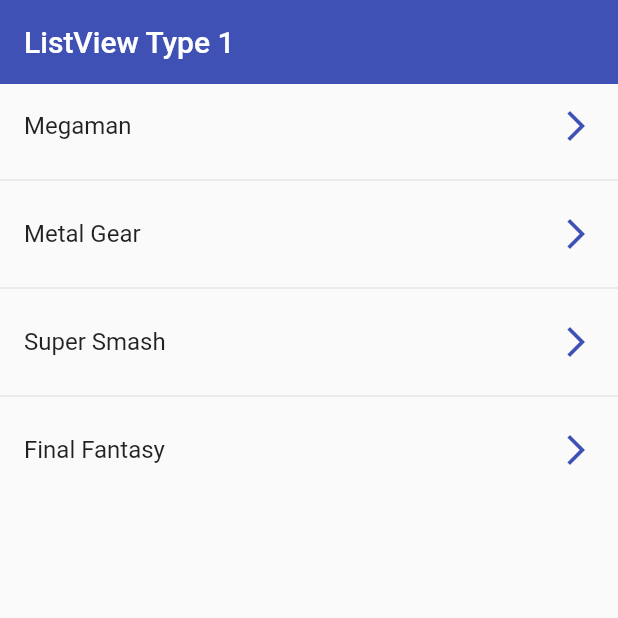
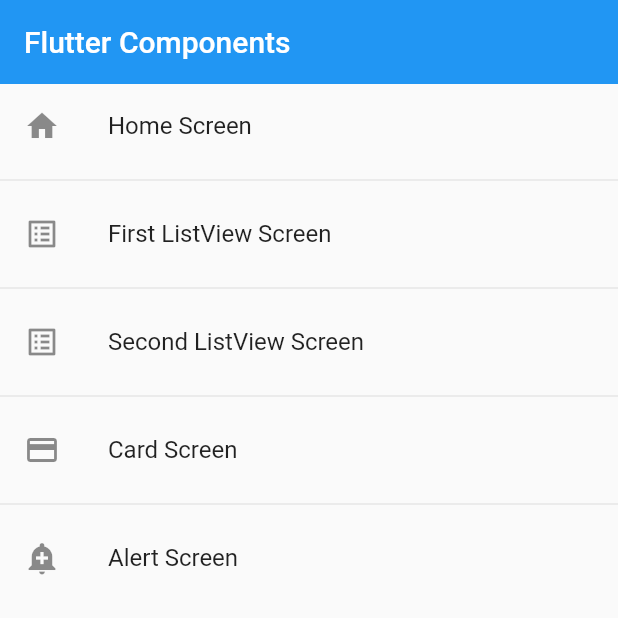
Before and after one commit to JosueMoreno/flutter_components, a Flutter app: the screen it shows after launch, on a phone screen of 412 x 824 dp, the top half of it. Run offline on Flutter 3.47's test engine with Material 2 defaults, Android fonts, the phone set to English and light mode, and no system bars.

Commit message:
Design and implementation of AppRoutes

```diff
--- a/lib/main.dart
+++ b/lib/main.dart
@@ -1,5 +1,5 @@
 import 'package:flutter/material.dart';
-import 'package:flutter_components/screens/first_listview_screen.dart';
+import 'package:flutter_components/router/app_routes.dart';
 
 void main() => runApp(const MyApp());
 
@@ -8,10 +8,12 @@ class MyApp extends StatelessWidget {
 
   @override
   Widget build(BuildContext context) {
-    return const MaterialApp(
+    return MaterialApp(
       debugShowCheckedModeBanner: false,
       title: 'Material App',
-      home: FirstListViewScreen(),
+      initialRoute: AppRoutes.initialRoute,
+      routes: AppRoutes.getAppRoutes(),
+      onGenerateRoute: (settings) => AppRoutes.onGenerateRoute(settings),
     );
   }
 }
--- /dev/null
+++ b/lib/models/menu_option.dart
@@ -0,0 +1,15 @@
+import 'package:flutter/material.dart';
+
+class MenuOption {
+  final String route;
+  final String name;
+  final Widget screen;
+  final IconData icon;
+
+  MenuOption({
+    required this.route,
+    required this.name,
+    required this.screen,
+    required this.icon,
+  });
+}
--- /dev/null
+++ b/lib/models/models.dart
@@ -0,0 +1 @@
+export 'package:flutter_components/models/menu_option.dart';
--- /dev/null
+++ b/lib/router/app_routes.dart
@@ -0,0 +1,57 @@
+import 'package:flutter/material.dart';
+import 'package:flutter_components/models/models.dart';
+import 'package:flutter_components/screens/screens.dart';
+
+class AppRoutes {
+  static const String initialRoute = 'home';
+
+  static final List<MenuOption> menuOptions = [
+    MenuOption(
+        route: 'home',
+        name: 'Home Screen',
+        screen: const HomeScreen(),
+        icon: Icons.home),
+    MenuOption(
+        route: 'firstlistview',
+        name: 'First ListView Screen',
+        screen: const FirstListViewScreen(),
+        icon: Icons.list_alt),
+    MenuOption(
+        route: 'secondlistview',
+        name: 'Second ListView Screen',
+        screen: const SecondListViewScreen(),
+        icon: Icons.list_alt_outlined),
+    MenuOption(
+        route: 'card',
+        name: 'Card Screen',
+        screen: const CardScreen(),
+        icon: Icons.credit_card),
+    MenuOption(
+        route: 'alert',
+        name: 'Alert Screen',
+        screen: const AlertScreen(),
+        icon: Icons.add_alert),
+  ];
+
+  static Map<String, Widget Function(BuildContext)> getAppRoutes() {
+    Map<String, Widget Function(BuildContext)> appRoutes = {
+      for (MenuOption menuOption in menuOptions)
+        menuOption.route: (context) => menuOption.screen
+    };
+    return appRoutes;
+  }
+
+  /* static Map<String, Widget Function(BuildContext)> routes = {
+    'home': (context) => const HomeScreen(),
+    'firstlistview': (context) => const FirstListViewScreen(),
+    'secondlistview': (context) => const SecondListViewScreen(),
+    'card': (context) => const CardScreen(),
+    'alert': (context) => const AlertScreen()
+  }; */
+
+  static Route<dynamic> onGenerateRoute(RouteSettings settings) {
+    return MaterialPageRoute(
+      builder: (context) => const AlertScreen(),
+    );
+  }
+}
--- /dev/null
+++ b/lib/screens/home_screen.dart
@@ -0,0 +1,27 @@
+import 'package:flutter/material.dart';
+import 'package:flutter_components/router/app_routes.dart';
+
+class HomeScreen extends StatelessWidget {
+  const HomeScreen({Key? key}) : super(key: key);
+
+  @override
+  Widget build(BuildContext context) {
+    return Scaffold(
+      appBar: AppBar(
+        title: const Text('Flutter Components'),
+        elevation: 0,
+      ),
+      body: ListView.separated(
+        itemBuilder: (context, index) => ListTile(
+          leading: Icon(AppRoutes.menuOptions[index].icon),
+          title: Text(AppRoutes.menuOptions[index].name),
+          onTap: () {
+            Navigator.pushNamed(context, AppRoutes.menuOptions[index].route);
+          },
+        ),
+        separatorBuilder: (context, index) => const Divider(),
+        itemCount: AppRoutes.menuOptions.length,
+      ),
+    );
+  }
+}
--- /dev/null
+++ b/lib/screens/screens.dart
@@ -0,0 +1,5 @@
+export 'package:flutter_components/screens/first_listview_screen.dart';
+export 'package:flutter_components/screens/second_listview_screen.dart';
+export 'package:flutter_components/screens/alert_screen.dart';
+export 'package:flutter_components/screens/card_screen.dart';
+export 'package:flutter_components/screens/home_screen.dart';
```
Also changed, not shown: lib/screens/alert_screen.dart (added, +18 -0 lines), lib/screens/card_screen.dart (added, +18 -0 lines), lib/screens/second_listview_screen.dart (added, +17 -0 lines).
